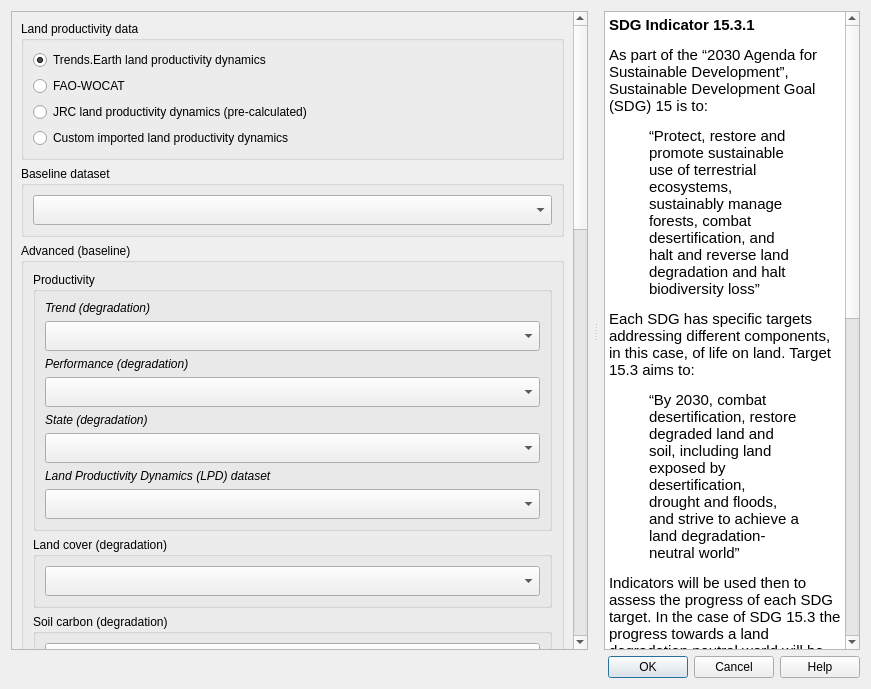
Before: the Qt Designer form LDMP/gui/DlgCalculateLDNSummaryTableAdmin.ui in ConservationInternational/trends.earth, drawn with Qt 5.
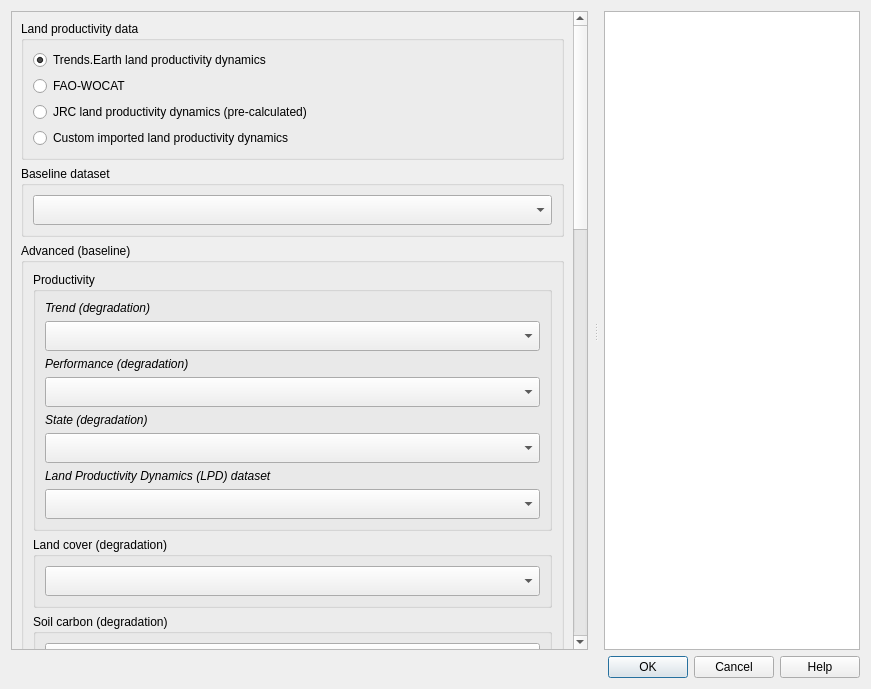
After: the same form once the commit is applied. Custom widgets are drawn as their Qt base class.

Diff of the .ui file:
```diff
--- a/LDMP/gui/DlgCalculateLDNSummaryTableAdmin.ui
+++ b/LDMP/gui/DlgCalculateLDNSummaryTableAdmin.ui
@@ -1294,28 +1294,7 @@
       <property name="accessibleName">
        <string/>
       </property>
-      <property name="html">
-       <string>&lt;!DOCTYPE HTML PUBLIC &quot;-//W3C//DTD HTML 4.0//EN&quot; &quot;http://www.w3.org/TR/REC-html40/strict.dtd&quot;&gt;
-&lt;html&gt;&lt;head&gt;&lt;meta name=&quot;qrichtext&quot; content=&quot;1&quot; /&gt;&lt;style type=&quot;text/css&quot;&gt;
-p, li { white-space: pre-wrap; }
-&lt;/style&gt;&lt;/head&gt;&lt;body style=&quot; font-family:'Ubuntu Sans'; font-size:11pt; font-weight:400; font-style:normal;&quot;&gt;
-&lt;p style=&quot; margin-top:18px; margin-bottom:12px; margin-left:0px; margin-right:0px; -qt-block-indent:0; text-indent:0px;&quot;&gt;&lt;span style=&quot; font-family:'Ubuntu'; font-weight:600;&quot;&gt;SDG Indicator 15.3.1&lt;/span&gt;&lt;/p&gt;
-&lt;p style=&quot; margin-top:12px; margin-bottom:12px; margin-left:0px; margin-right:0px; -qt-block-indent:0; text-indent:0px;&quot;&gt;&lt;span style=&quot; font-family:'Ubuntu';&quot;&gt;As part of the “2030 Agenda for Sustainable Development”, Sustainable Development Goal (SDG) 15 is to:&lt;/span&gt;&lt;/p&gt;
-&lt;p style=&quot; margin-top:12px; margin-bottom:12px; margin-left:40px; margin-right:40px; -qt-block-indent:0; text-indent:0px;&quot;&gt;&lt;span style=&quot; font-family:'Ubuntu';&quot;&gt;“Protect, restore and promote sustainable use of terrestrial ecosystems, sustainably manage forests, combat desertification, and halt and reverse land degradation and halt biodiversity loss”&lt;/span&gt;&lt;/p&gt;
-&lt;p style=&quot; margin-top:12px; margin-bottom:12px; margin-left:0px; margin-right:0px; -qt-block-indent:0; text-indent:0px;&quot;&gt;&lt;span style=&quot; font-family:'Ubuntu';&quot;&gt;Each SDG has specific targets addressing different components, in this case, of life on land. Target 15.3 aims to:&lt;/span&gt;&lt;/p&gt;
-&lt;p style=&quot; margin-top:12px; margin-bottom:12px; margin-left:40px; margin-right:40px; -qt-block-indent:0; text-indent:0px;&quot;&gt;&lt;span style=&quot; font-family:'Ubuntu';&quot;&gt;“By 2030, combat desertification, restore degraded land and soil, including land exposed by desertification, drought and floods, and strive to achieve a land degradation-neutral world”&lt;/span&gt;&lt;/p&gt;
-&lt;p style=&quot; margin-top:12px; margin-bottom:12px; margin-left:0px; margin-right:0px; -qt-block-indent:0; text-indent:0px;&quot;&gt;&lt;span style=&quot; font-family:'Ubuntu';&quot;&gt;Indicators will be used then to assess the progress of each SDG target. In the case of SDG 15.3 the progress towards a land degradation neutral world will be assessed using indicator 15.3.1:&lt;/span&gt;&lt;/p&gt;
-&lt;p style=&quot; margin-top:12px; margin-bottom:12px; margin-left:40px; margin-right:40px; -qt-block-indent:0; text-indent:0px;&quot;&gt;&lt;span style=&quot; font-family:'Ubuntu';&quot;&gt;“proportion of land that is degraded over total land area”&lt;/span&gt;&lt;/p&gt;
-&lt;p style=&quot; margin-top:12px; margin-bottom:12px; margin-left:0px; margin-right:0px; -qt-block-indent:0; text-indent:0px;&quot;&gt;&lt;span style=&quot; font-family:'Ubuntu';&quot;&gt;As the custodian agency for SDG 15.3, the United Nations Convention to Combat Desertification (UNCCD) has developed a &lt;/span&gt;&lt;a href=&quot;http://www2.unccd.int/sites/default/files/relevant-links/2017-10/Good%20Practice%20Guidance_SDG%20Indicator%2015.3.1_Version%201.0.pdf&quot;&gt;&lt;span style=&quot; font-family:'Ubuntu'; text-decoration: underline; &quot;&gt;Good Practice Guidance (GPG)&lt;/span&gt;&lt;/a&gt;&lt;span style=&quot; font-family:'Ubuntu';&quot;&gt;. providing recommendations on how to calculate SDG Indicator 15.3.1.&lt;/span&gt;&lt;/p&gt;
-&lt;p style=&quot; margin-top:12px; margin-bottom:12px; margin-left:0px; margin-right:0px; -qt-block-indent:0; text-indent:0px;&quot;&gt;&lt;span style=&quot; font-family:'Ubuntu';&quot;&gt;In order to assess the area degraded, SDG Indicator 15.3.1 uses information from 3 sub-indicators:&lt;/span&gt;&lt;/p&gt;
-&lt;ol style=&quot;margin-top: 0px; margin-bottom: 0px; margin-left: 0px; margin-right: 0px; -qt-list-indent: 1;&quot;&gt;&lt;li style=&quot; font-family:'Ubuntu';&quot; style=&quot; margin-top:12px; margin-bottom:12px; margin-left:0px; margin-right:0px; -qt-block-indent:0; text-indent:0px;&quot;&gt;Vegetation productivity&lt;/li&gt;
-&lt;li style=&quot; font-family:'Ubuntu';&quot; style=&quot; margin-top:12px; margin-bottom:12px; margin-left:0px; margin-right:0px; -qt-block-indent:0; text-indent:0px;&quot;&gt;Land cover&lt;/li&gt;
-&lt;li style=&quot; font-family:'Ubuntu';&quot; style=&quot; margin-top:12px; margin-bottom:12px; margin-left:0px; margin-right:0px; -qt-block-indent:0; text-indent:0px;&quot;&gt;Soil organic carbon&lt;/li&gt;&lt;/ol&gt;
-&lt;p style=&quot;-qt-paragraph-type:empty; margin-top:12px; margin-bottom:12px; margin-left:0px; margin-right:0px; -qt-block-indent:0; text-indent:0px; font-family:'Ubuntu';&quot;&gt;&lt;br /&gt;&lt;/p&gt;
-&lt;p style=&quot; margin-top:12px; margin-bottom:12px; margin-left:0px; margin-right:0px; -qt-block-indent:0; text-indent:0px;&quot;&gt;&lt;span style=&quot; font-family:'Ubuntu';&quot;&gt;Trends.Earth allows the user to compute each of these subindicators in a spatially explicit way generating raster maps which are then integrated into a final SDG 15.3.1 indicator map and produces a table result reporting areas potentially improved and degraded for the area of analysis.&lt;/span&gt;&lt;/p&gt;
-&lt;p style=&quot;-qt-paragraph-type:empty; margin-top:12px; margin-bottom:12px; margin-left:0px; margin-right:0px; -qt-block-indent:0; text-indent:0px; font-family:'Ubuntu';&quot;&gt;&lt;br /&gt;&lt;/p&gt;
-&lt;p style=&quot; margin-top:12px; margin-bottom:12px; margin-left:0px; margin-right:0px; -qt-block-indent:0; text-indent:0px;&quot;&gt;&lt;a href=&quot;https://docs.trends.earth/en/latest/for_users/features/landdegradation.html&quot;&gt;&lt;span style=&quot; font-family:'Ubuntu'; text-decoration: underline; &quot;&gt;More information on indicator SDG 15.3.1&lt;/span&gt;&lt;/a&gt;&lt;/p&gt;&lt;/body&gt;&lt;/html&gt;</string>
-      </property>
+      <property name="html"><string/></property>
       <property name="openExternalLinks">
        <bool>true</bool>
       </property>
```
